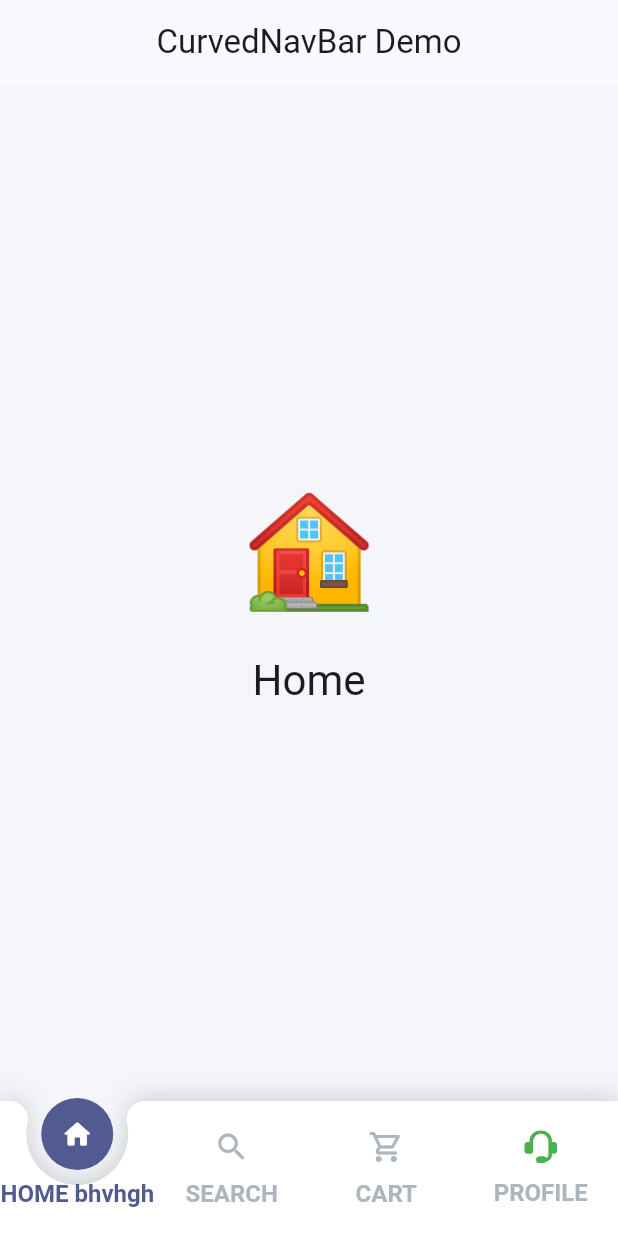
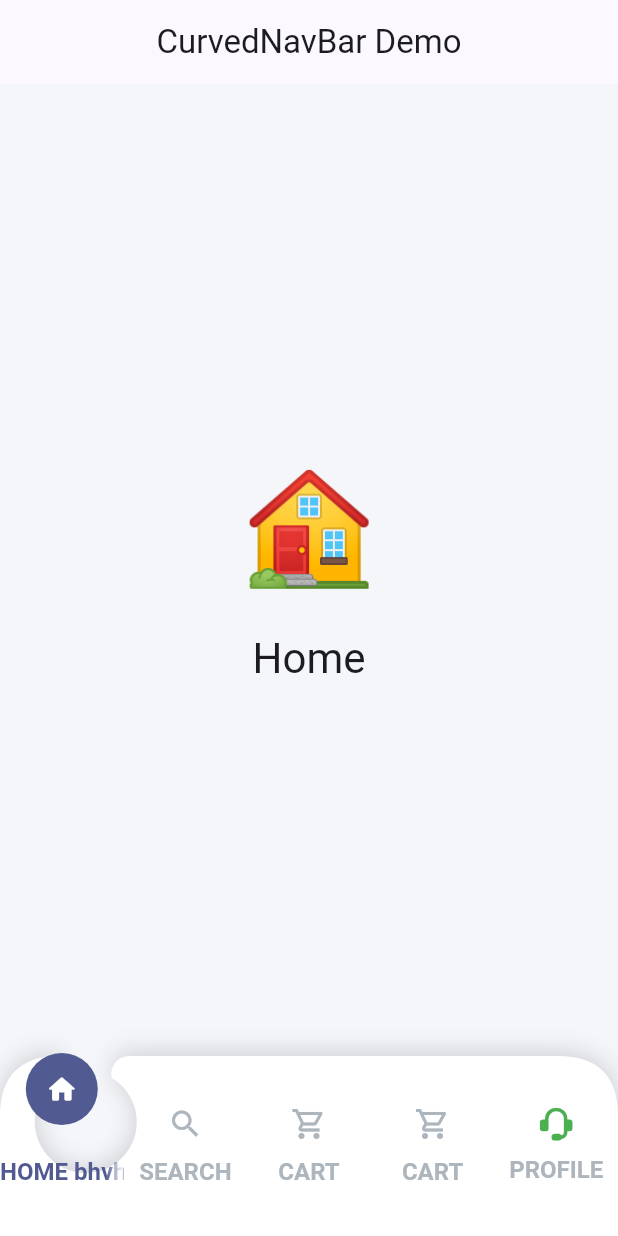
Before and after one commit to aslamambiloly/curved_navigation_bar_pro, a Flutter app: the screen it shows after launch, on a phone screen of 412 x 824 dp. Run offline on Flutter 3.47's test engine with Material 3 defaults, Android fonts, the light colour scheme and no system bars; our stand-ins replace flutter_svg, lottie.

Commit message:
feat: v2.0.0 - Add badges and content padding
- Add notification badge support (badgeText, badgeColor, badgeWidget)
- Add contentPadding parameter for rounded corners
- Fix corner radius rendering bug
- Update all 10 style presets
- Add comprehensive documentation and migration guide

BREAKING CHANGE: None - fully backward compatible

```diff
--- a/example/lib/main.dart
+++ b/example/lib/main.dart
@@ -37,6 +37,8 @@ class _HomePageState extends State<HomePage> {
     _PageContent(emoji: '🔍', label: 'Search'),
     _PageContent(emoji: '❤️', label: 'Saved'),
     _PageContent(emoji: '👤', label: 'Profile'),
+    _PageContent(emoji: '👤', label: 'Settings'),
+
   ];
 
   @override
@@ -53,7 +55,8 @@ class _HomePageState extends State<HomePage> {
       ),
       bottomNavigationBar: CurvedNavigationBarPro(
         // navbarStyle: CNBPStyles.emeraldPill,
-        barHeight: 90,
+        barHeight: 120,
+        cornerRadius: 40,
         inactiveTextStyle: TextStyle(
           color: Colors.black,
           fontSize: 16,
@@ -74,6 +77,16 @@ class _HomePageState extends State<HomePage> {
             inactiveIcon: Icons.search_outlined,
             activeIcon: Icons.search_rounded,
             label: 'SEARCH',
+          ),
+          CurvedNavigationItemPro(
+            activeIcon: Icons.favorite_rounded,
+            activeWidget: Lottie.asset(
+              'lotties/cart.json',
+              repeat: false,
+              width: 30,
+            ),
+            inactiveIcon: Icons.shopping_cart_outlined,
+            label: 'CART',
           ),
           CurvedNavigationItemPro(
             activeIcon: Icons.favorite_rounded,
```
Also changed, not shown: lib/src/curved_navigation_bar_pro.dart (+24 -10 lines).
